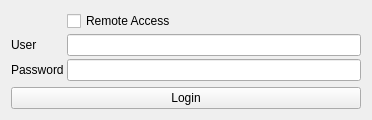
First picture: the form in DPSPipeline/widgets/loginwidget/ui/loginwidget.ui, repository kanooshka/DPS_PIPELINE, before the edit.
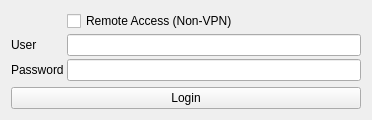
Second picture: the form after the edit.

Commit message: Renamed Remote label on loginwidget

```diff
--- a/DPSPipeline/widgets/loginwidget/ui/loginwidget.ui
+++ b/DPSPipeline/widgets/loginwidget/ui/loginwidget.ui
@@ -7,7 +7,7 @@
     <x>0</x>
     <y>0</y>
     <width>372</width>
-    <height>113</height>
+    <height>115</height>
    </rect>
   </property>
   <property name="windowTitle">
@@ -58,7 +58,7 @@
      <item row="0" column="1">
       <widget class="QCheckBox" name="remoteAccess">
        <property name="text">
-        <string>Remote Access</string>
+        <string>Remote Access (Non-VPN)</string>
        </property>
       </widget>
      </item>
```
